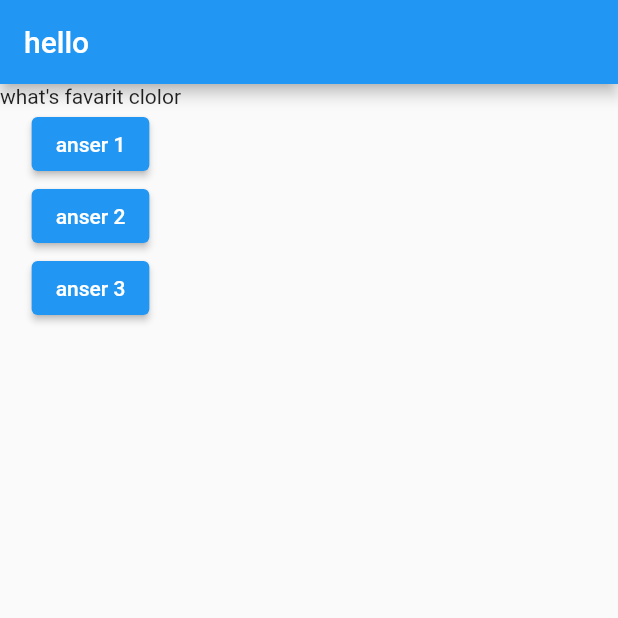
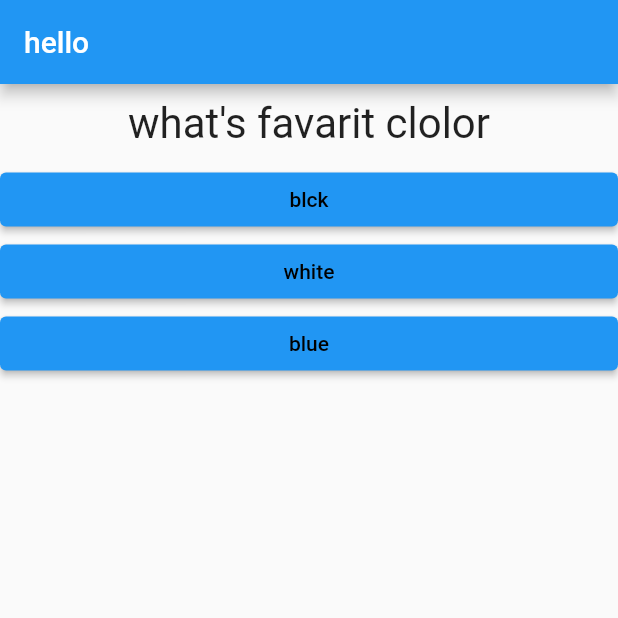
Before and after one commit to seamoooo/flutter, a Flutter app: the screen it shows after launch, on a phone screen of 412 x 824 dp, the top half of it. Run offline on Flutter 3.47's test engine with Material 2 defaults, Android fonts, the phone set to English and light mode, and no system bars.

Commit message:
add question

```diff
--- /dev/null
+++ b/flutter/flutter_complete_guide/lib/answer.dart
@@ -0,0 +1,25 @@
+import 'package:flutter/material.dart';
+
+class Answer extends StatelessWidget {
+  // 何もreturnしないので、VoidCabackも設定可能
+  final Function selectHundler;
+  final String answerText;
+
+  // コンストラクターとして、関数ををとる
+  Answer(this.selectHundler, String this.answerText);
+
+  @override
+  Widget build(BuildContext context) {
+    return Container(
+      width: double.infinity,
+      child: ElevatedButton(
+        style: ButtonStyle(
+          backgroundColor: MaterialStateProperty.all(Colors.blue),
+          foregroundColor: MaterialStateProperty.all(Colors.black),
+        ),
+        child: Text(answerText),
+        onPressed: selectHundler, // トリガーの設定のため、()で即時実行ぜず、ポインタを渡す
+      ),
+    );
+  }
+}
--- a/flutter/flutter_complete_guide/lib/main.dart
+++ b/flutter/flutter_complete_guide/lib/main.dart
@@ -1,6 +1,7 @@
 import 'package:flutter/material.dart';
 
 import './question.dart';
+import './answer.dart';
 
 // void main() {
 //   runApp(MyApp());
@@ -17,24 +18,35 @@ class MyApp extends StatefulWidget {
 
 // _をつけるとパブリッククラスになる
 class _MyAppState extends State<MyApp> {
-  // 通常の関数宣言をしてしまうとMyappのクラスメソッドになってしまう。
-  var questionIndex = 0;
+  final questions = const [
+    {
+      'questionText': 'what\'s favarit clolor',
+      'answer': ['blck', 'white', 'blue']
+    },
+    {
+      'questionText': 'what\s favorit animals',
+      'answer': ['犬', '鳥', '猿']
+    },
+    {
+      'questionText': 'what\'s favarit game',
+      'answer': ['nyantendo', 'sony', 'netoge']
+    },
+  ];
 
-  void anserQuestion() {
+  var _questionIndex = 0;
+
+  void _anserQuestion() {
+    var aBool = true;
+    if (_questionIndex < questions.length) {}
     // 変更を監視する要素を伝えて、実行された際にwigitの更新を行う
-    // 対象の箇所のbuikdを行う
     setState(() {
-      questionIndex = questionIndex + 1;
+      _questionIndex = _questionIndex + 1;
     });
-    print(questionIndex);
+    print(_questionIndex);
   }
 
   @override // flutterので用意されているstatemant 上書きしている際に書くことを推奨左rて言える
   Widget build(BuildContext context) {
-    var question = [
-      'what\'s favarit clolor',
-      'what\s favorit animals',
-    ];
     return MaterialApp(
       home: Scaffold(
           appBar: AppBar(
@@ -43,27 +55,14 @@ class _MyAppState extends State<MyApp> {
           body: Column(
             children: [
               Question(
-                question[questionIndex],
+                questions[_questionIndex]['questionText'],
               ),
-              ElevatedButton(
-                child: Text('anser 1'),
-                // 下記の場合だと関数の戻り値(void)を渡してしまっているので、エラーになる
-                // onPressed: anserQuestion(),
-                // 下記のようにポインタを渡す必要がある
-                onPressed: anserQuestion,
-              ),
-              ElevatedButton(
-                child: Text('anser 2'),
-                //　アロー関数で呼び出すこともできる
-                onPressed: () => print("hoge"),
-              ),
-              ElevatedButton(
-                child: Text('anser 3'),
-                // プロパティに対して直接関数を設定することも可能
-                onPressed: () {
-                  print("直接関数を設定できる");
-                },
-              ),
+              // スプレッド演算子で、配列の要素を動的に生成
+              ...(questions[_questionIndex]['answer'] as List<String>)
+                  .map((answer) {
+                // callback関数、 関数のポインタを渡して将来的に実行されるようにする
+                return Answer(_anserQuestion, answer);
+              }).toList()
             ],
           )),
     );
--- a/flutter/flutter_complete_guide/lib/question.dart
+++ b/flutter/flutter_complete_guide/lib/question.dart
@@ -1,15 +1,25 @@
 import 'package:flutter/material.dart';
 
 class Question extends StatelessWidget {
-  // 初期化後はイミュータブルになることをfinakキーワードで伝える
+  // ステートレスだが、外からデータを渡されるとbuildメソッドが呼ばれ、rebuildされる
+  // 初期化後はイミュータブル(変更不可)になることをfinalキーワードで伝える
   final String questionText;
 
-  // クラスのコンストラクタの設定してプロパティを更新できるようにする
+  // クラスのコンストラクタに設定してプロパティを更新できるようにする
   // 中括弧で区切っていないので、名前付き引数にはならない
   Question(this.questionText);
 
   @override
   Widget build(BuildContext context) {
-    return Text(questionText);
+    // contauner はdiv的なもの
+    return Container(
+      width: double.infinity,
+      margin: EdgeInsets.all(10), //上下左右, onlyだと一方
+      child: Text(
+        questionText,
+        style: TextStyle(fontSize: 28),
+        textAlign: TextAlign.center, // comandでリファレンスにジャンプできる
+      ),
+    );
   }
 }
```
